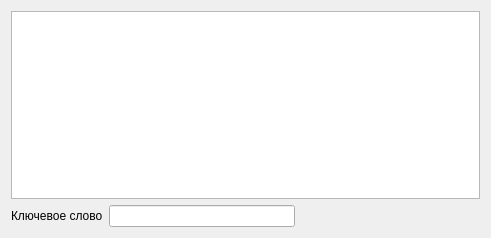
This is trithemiuscipher.ui in smarttowel/crypto as Qt 5 draws it before an edit. The edited form follows.
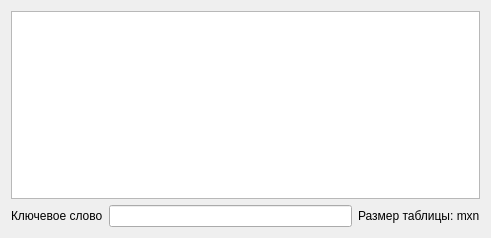
This is the edited form.

What changed in the file:
```diff
--- a/trithemiuscipher.ui
+++ b/trithemiuscipher.ui
@@ -32,17 +32,11 @@
         <widget class="QLineEdit" name="lineEdit"/>
        </item>
        <item>
-        <spacer name="horizontalSpacer">
-         <property name="orientation">
-          <enum>Qt::Horizontal</enum>
+        <widget class="QLabel" name="label_2">
+         <property name="text">
+          <string>Размер таблицы: mxn</string>
          </property>
-         <property name="sizeHint" stdset="0">
-          <size>
-           <width>40</width>
-           <height>20</height>
-          </size>
-         </property>
-        </spacer>
+        </widget>
        </item>
       </layout>
      </item>
```
